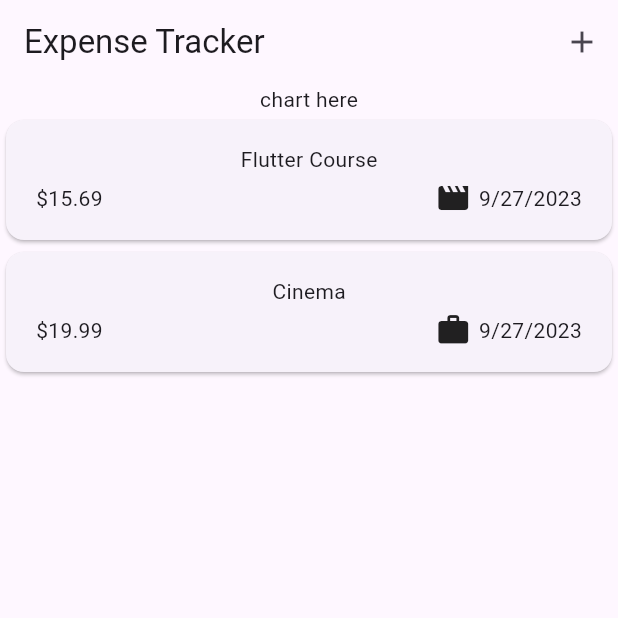
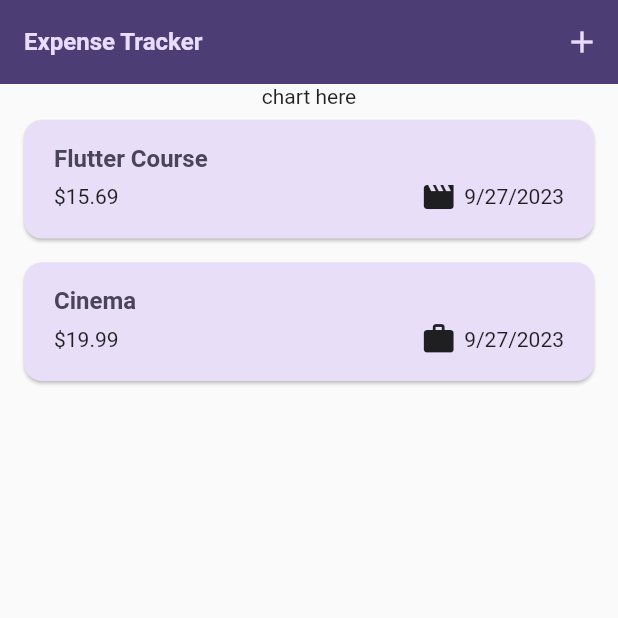
Before and after one commit to saurabhmirajkar/expense_tracker, a Flutter app: the screen it shows after launch, on a phone screen of 412 x 824 dp, the top half of it. Run offline on Flutter 3.47's test engine with Material 2 defaults, Android fonts, the phone set to English and light mode, and no system bars.

```diff
--- a/lib/widgets/expenses_list/expense_list.dart
+++ b/lib/widgets/expenses_list/expense_list.dart
@@ -19,6 +19,11 @@ class ExpensesList extends StatelessWidget {
           onDismissed: (_) {
             onRemoveExpense(expenses[index]);
           },
+          background: Container(
+            color: Theme.of(context).colorScheme.error.withOpacity(0.75),
+            margin: EdgeInsets.symmetric(
+                horizontal: Theme.of(context).cardTheme.margin!.horizontal),
+          ),
           child: ExpenseItem(
             expense: expenses[index],
           ),
--- a/lib/widgets/expenses_list/expenses_item.dart
+++ b/lib/widgets/expenses_list/expenses_item.dart
@@ -15,8 +15,12 @@ class ExpenseItem extends StatelessWidget {
           horizontal: 20,
         ),
         child: Column(
+          crossAxisAlignment: CrossAxisAlignment.start,
           children: [
-            Text(expense.title),
+            Text(
+              expense.title,
+              style: Theme.of(context).textTheme.titleLarge,
+            ),
             const SizedBox(height: 4),
             Row(
               children: [
```
Also changed, not shown: lib/main.dart (+52 -1 lines).
